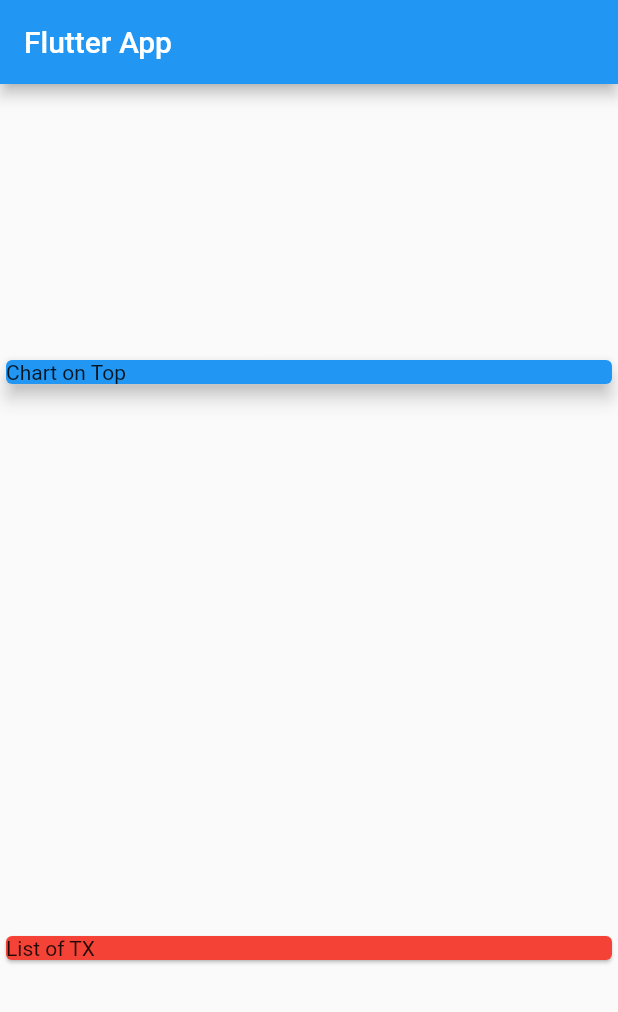
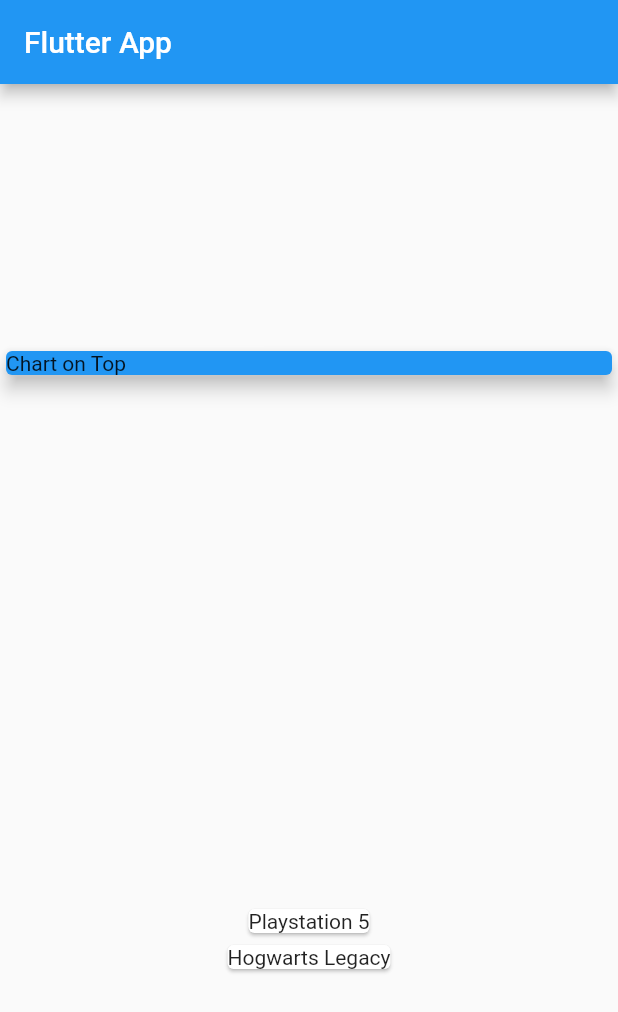
Before and after one commit to dinofilipovic/track_expenses, a Flutter app: the screen it shows after launch, on a phone screen of 412 x 824 dp. Shown: the top 1012 px of the screen. Run offline on Flutter 3.47's test engine with Material 2 defaults, Android fonts, the phone set to English and light mode, and no system bars.

Commit message:
Added list of transactions

```diff
--- a/lib/main.dart
+++ b/lib/main.dart
@@ -48,10 +48,15 @@ class MyHomePage extends StatelessWidget {
               color: Colors.blue,
             ),
           ),
-          Card(
-            child: Text('List of TX'),
-            color: Colors.red,
-          ),
+          Column(
+            children: transactions.map(
+              (tx) {
+                return Card(
+                  child: Text(tx.title),
+                );
+              },
+            ).toList(),
+          )
         ],
       ),
     );
```
